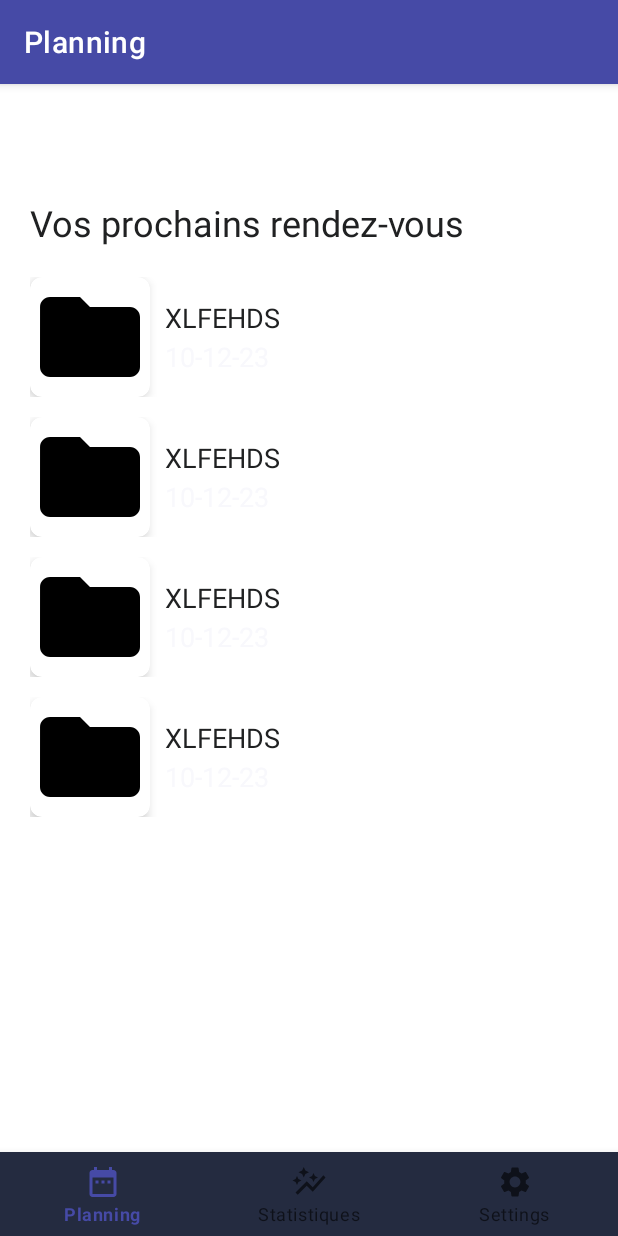
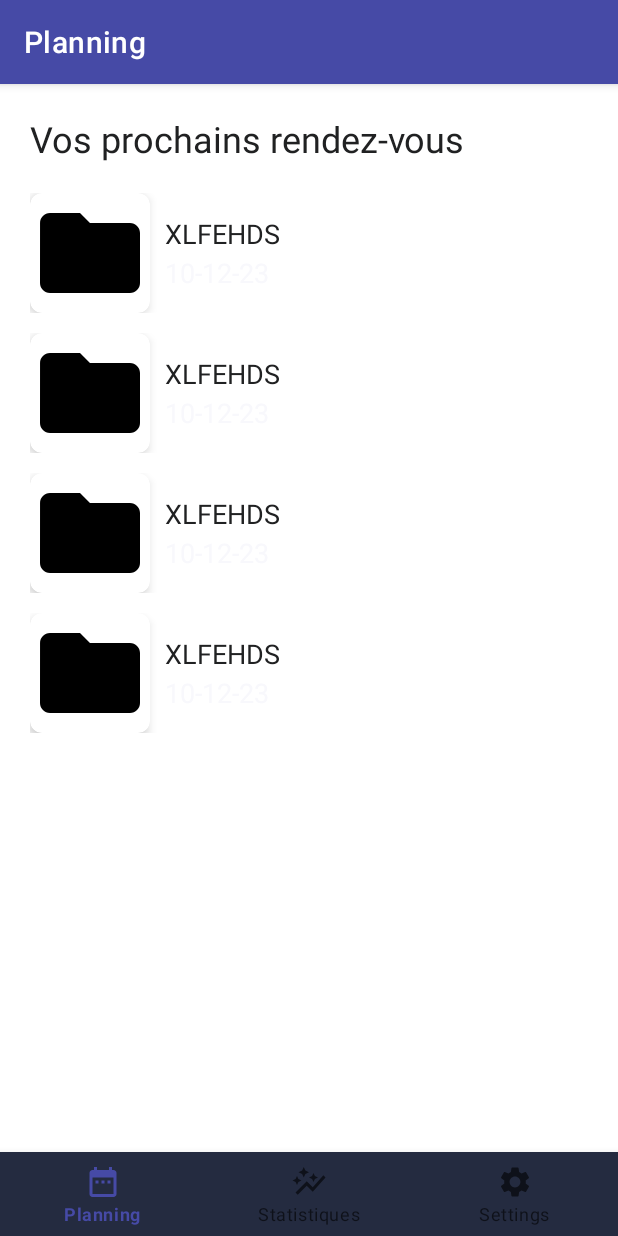
Before and after one commit to Restiloc/restiloc, an Android app: the screen it shows after launch (MainActivity), on a phone screen of 412 x 824 dp. Run offline under Robolectric (Android 15) with nearby library versions, the phone set to English and light mode, and no system bars; our stand-ins replace navigation-ui.

Commit message:
delete extra padding top

```diff
--- a/app/src/main/res/layout/activity_main.xml
+++ b/app/src/main/res/layout/activity_main.xml
@@ -5,9 +5,6 @@
     android:id="@+id/container"
     android:layout_width="match_parent"
     android:layout_height="match_parent"
-    android:paddingTop="?attr/actionBarSize"
-
-
     >
 
     <com.google.android.material.bottomnavigation.BottomNavigationView
```
